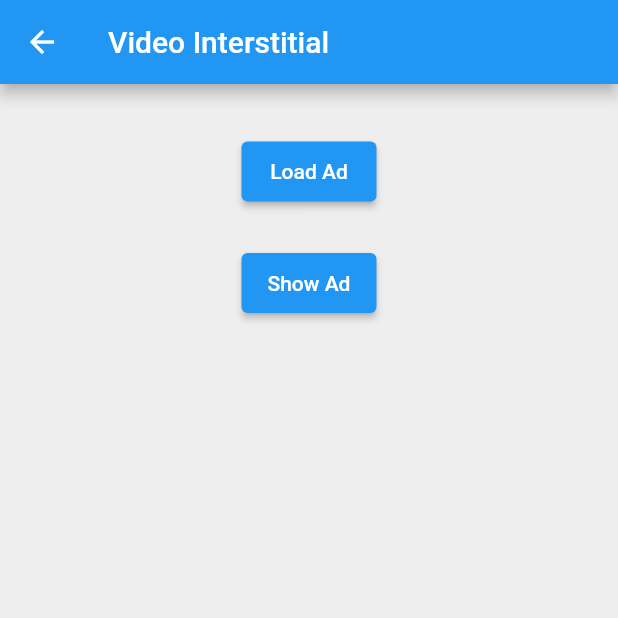
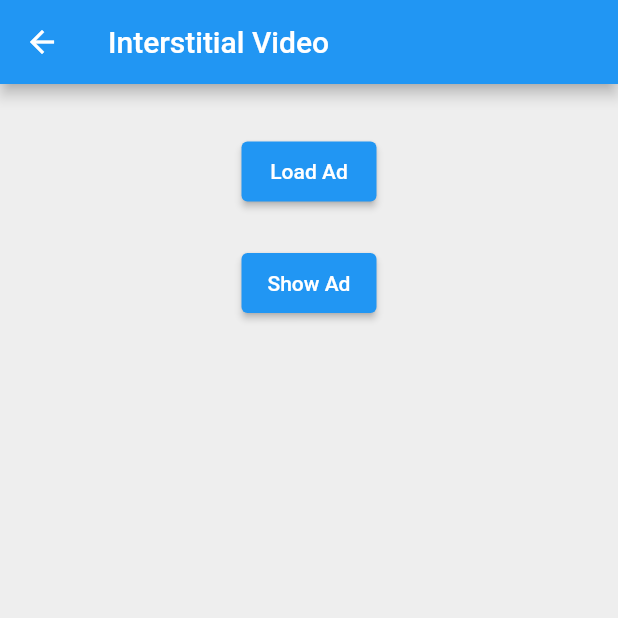
Before and after one commit to reloved/flutter-openwrap-sdk, a Flutter app: the screen it shows after launch, after a tap on "Interstitial Video", on a phone screen of 412 x 824 dp, the top half of it. Run offline on Flutter 3.47's test engine with Material 2 defaults, Android fonts, the phone set to English and light mode, and no system bars; our stand-ins replace permission_handler, toast.

Commit message:
Release 1.0.1

```diff
--- a/example/lib/main.dart
+++ b/example/lib/main.dart
@@ -11,7 +11,6 @@ void main() {
 const List<String> adType = [
   'Banner',
   'MREC Display',
-  'MREC Video',
   'Interstitial Display',
   'Interstitial Video',
   'Rewarded'
@@ -103,17 +102,10 @@ class SubRow extends StatelessWidget {
             Navigator.push(
               context,
               MaterialPageRoute(
-                  builder: (context) => const OpenWrapMRECVideoScreen()),
+                  builder: (context) => const OpenWrapInterstitialScreen()),
             );
             break;
           case 3:
-            Navigator.push(
-              context,
-              MaterialPageRoute(
-                  builder: (context) => const OpenWrapInterstitialScreen()),
-            );
-            break;
-          case 4:
             Navigator.push(
               context,
               MaterialPageRoute(
@@ -121,7 +113,7 @@ class SubRow extends StatelessWidget {
                       const OpenWrapVideoInterstitialScreen()),
             );
             break;
-          case 5:
+          case 4:
             Navigator.push(
               context,
               MaterialPageRoute(
--- a/example/lib/screens/screens.dart
+++ b/example/lib/screens/screens.dart
@@ -1,6 +1,5 @@
 export 'banner/openwrap_banner_screen.dart';
 export 'interstitial/openwrap_interstitial_screen.dart';
 export 'mrec_display/openwrap_mrec_display_screen.dart';
-export 'mrec_video/openwrap_mrec_video_screen.dart';
 export 'rewarded_ad/openwrap_rewarded_ad_screen.dart';
 export 'video_interstitial/openwrap_video_interstitial_screen.dart';
--- a/example/lib/screens/video_interstitial/openwrap_video_interstitial_screen.dart
+++ b/example/lib/screens/video_interstitial/openwrap_video_interstitial_screen.dart
@@ -86,7 +86,7 @@ class _OpenWrapVideoInterstitialScreen
           },
           child: const Icon(Icons.arrow_back),
         ),
-        title: const Text('Video Interstitial'),
+        title: const Text('Interstitial Video'),
       ),
       body: Container(
         color: Colors.grey[200],
--- a/pubspec.yaml
+++ b/pubspec.yaml
@@ -1,6 +1,6 @@
 name: flutter_openwrap_sdk
-description: Flutter plugin to support OpenWrap SDK.
-version: 1.0.0
+description: Flutter OpenWrap SDK plugin to support PubMatic's OpenWrap SDK.
+version: 1.0.1
 repository: https://github.com/PubMatic/flutter-openwrap-sdk
 homepage: https://community.pubmatic.com/display/OB/OpenWrap+SDK+Home
 
```
Also changed, not shown: 4 other files.
